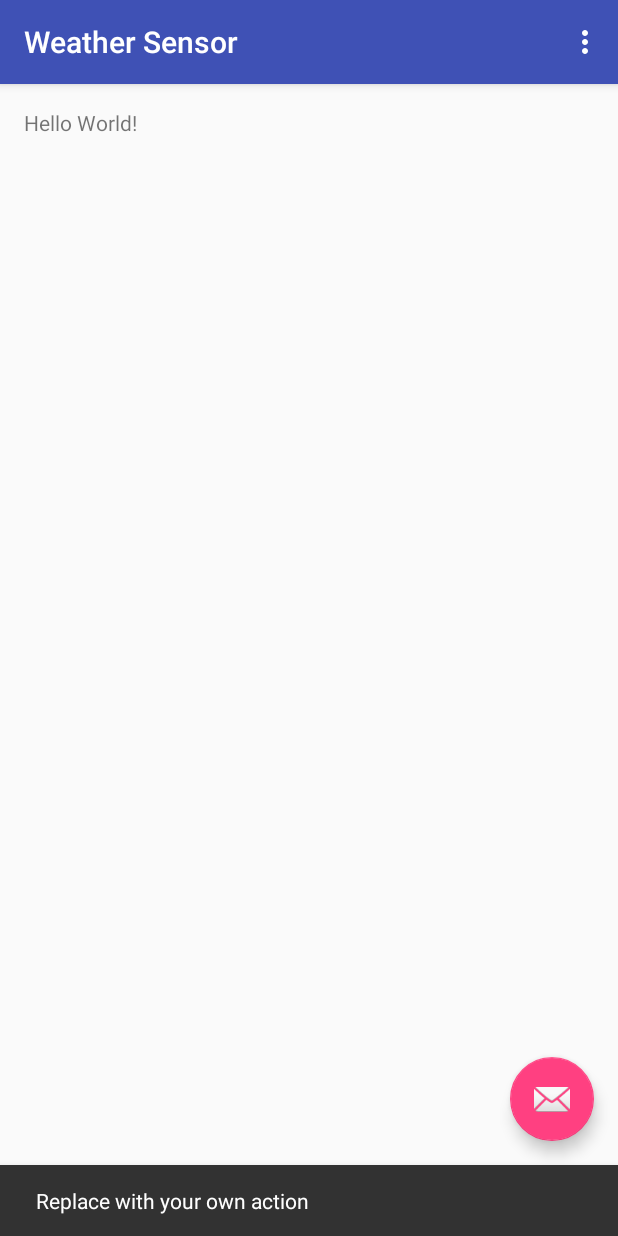
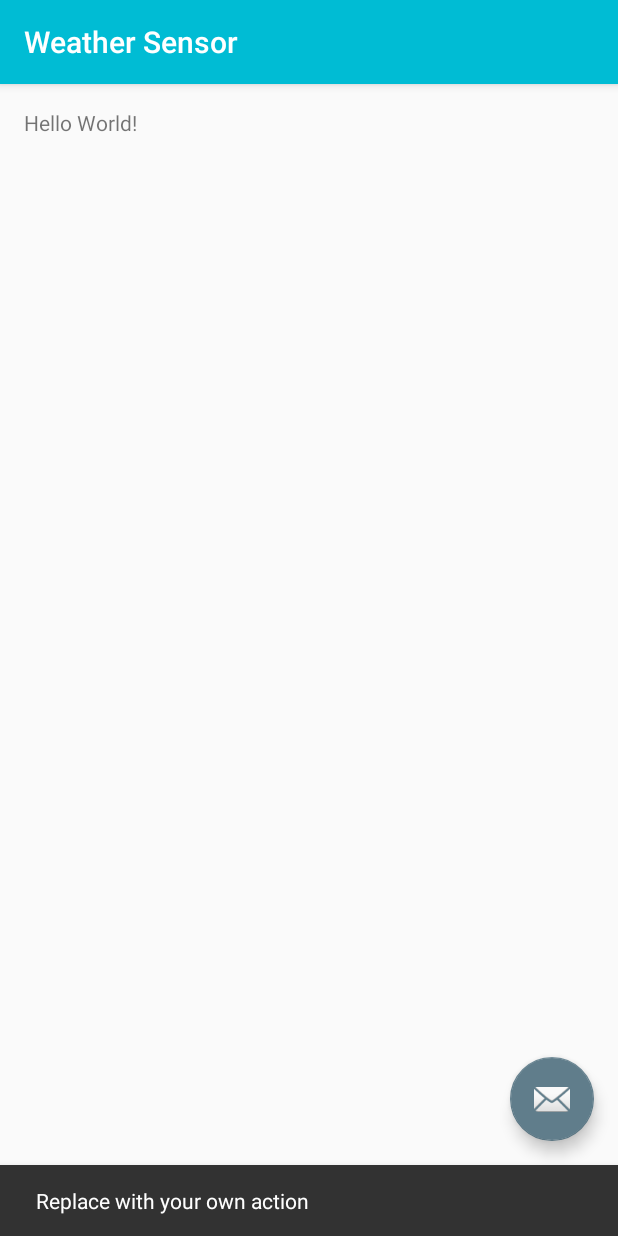
Before and after one commit to mathildegui/WeatherAndroid, an Android app: the screen it shows after launch (MainActivity), after a tap on an icon or button, on a phone screen of 412 x 824 dp. Run offline under Robolectric (Android 15) with nearby library versions, the phone set to English and light mode, and no system bars; libraries missing offline, so code that uses them is left out: retrofit.http; 4 statements that could not run were skipped.

Commit message:
add color

```diff
--- a/app/src/main/java/com/mathildeguillossou/weathersensor/activity/MainActivity.java
+++ b/app/src/main/java/com/mathildeguillossou/weathersensor/activity/MainActivity.java
@@ -7,8 +7,6 @@ import android.support.v7.app.AppCompatActivity;
 import android.support.v7.widget.Toolbar;
 import android.util.Log;
 import android.view.View;
-import android.view.Menu;
-import android.view.MenuItem;
 
 import com.mathildeguillossou.weathersensor.api.ApiClassInterface;
 import com.mathildeguillossou.weathersensor.R;
@@ -47,28 +45,6 @@ public class MainActivity extends AppCompatActivity implements ApiClassInterface
     }
 
     @Override
-    public boolean onCreateOptionsMenu(Menu menu) {
-        // Inflate the menu; this adds items to the action bar if it is present.
-        getMenuInflater().inflate(R.menu.menu_main, menu);
-        return true;
-    }
-
-    @Override
-    public boolean onOptionsItemSelected(MenuItem item) {
-        // Handle action bar item clicks here. The action bar will
-        // automatically handle clicks on the Home/Up button, so long
-        // as you specify a parent activity in AndroidManifest.xml.
-        int id = item.getItemId();
-
-        //noinspection SimplifiableIfStatement
-        if (id == R.id.action_settings) {
-            return true;
-        }
-
-        return super.onOptionsItemSelected(item);
-    }
-
-    @Override
     public void success(List<?> list) {
         mWeatherList = new ArrayList<>();
         mWeatherList = (List<Weather>) list;
--- a/app/src/main/res/values/colors.xml
+++ b/app/src/main/res/values/colors.xml
@@ -1,6 +1,11 @@
 <?xml version="1.0" encoding="utf-8"?>
 <resources>
-    <color name="colorPrimary">#3F51B5</color>
-    <color name="colorPrimaryDark">#303F9F</color>
-    <color name="colorAccent">#FF4081</color>
+    <color name="colorPrimary">#00BCD4</color>
+    <color name="colorPrimaryDark">#0097A7</color>
+    <color name="colorPrimaryLight">#B2EBF2</color>
+    <color name="colorAccent">#607D8B</color>
+    <color name="colorPrimaryText">#212121</color>
+    <color name="colorSecondaryText">#727272</color>
+    <color name="colorDivider">#B6B6B6</color>
+    <color name="colorTextIcon">#FFFFFF</color>
 </resources>
```
